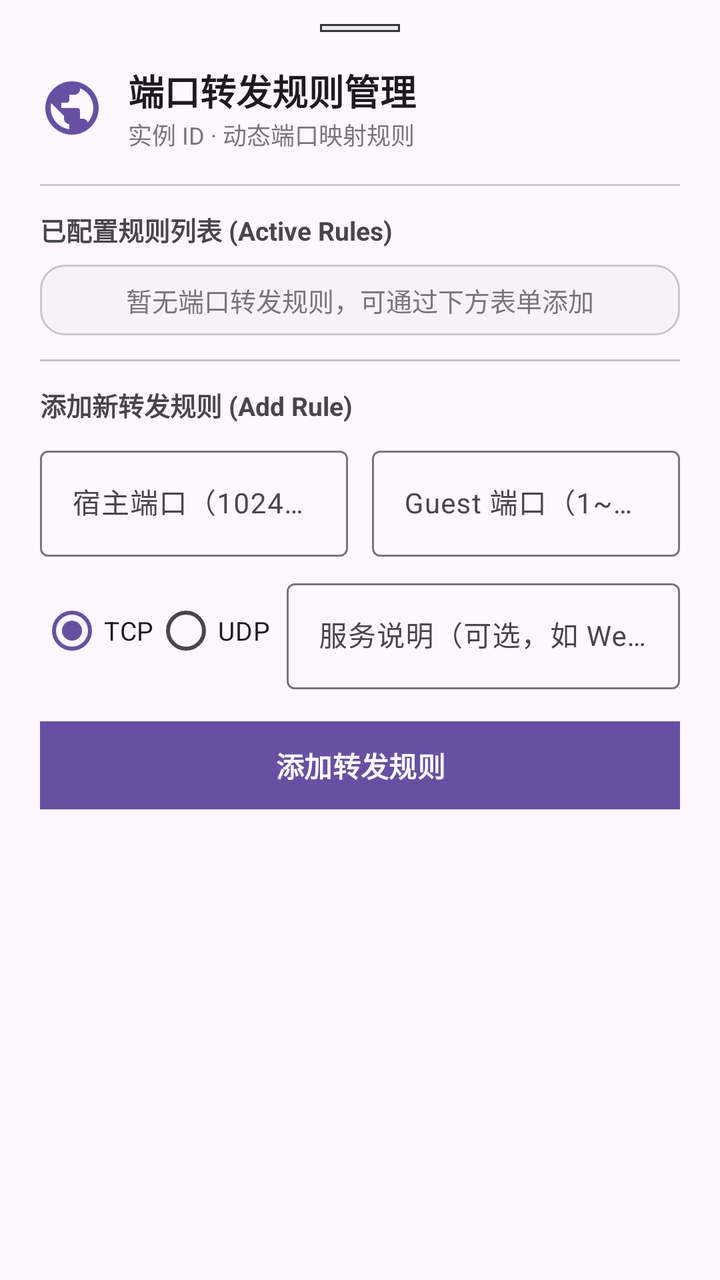
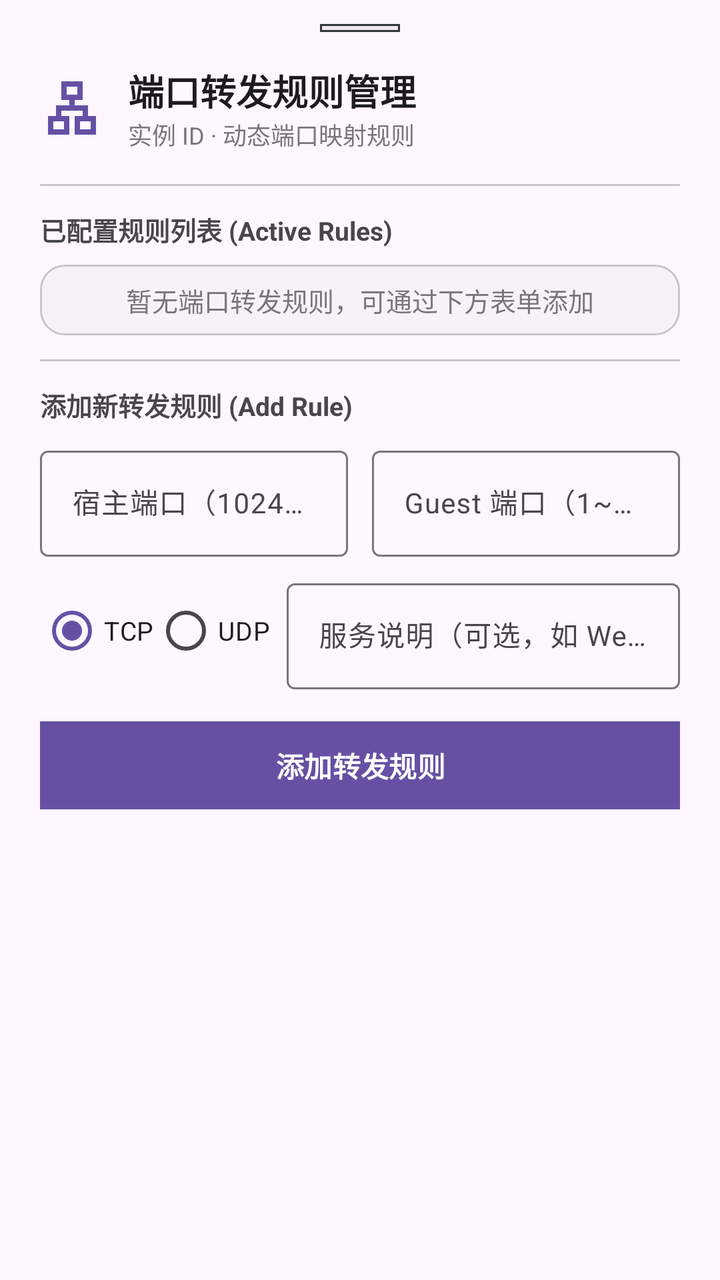

An Android layout rendered at two revisions. The XML below is the earlier revision; the diff shows what the commit changed to produce the second picture.
<!-- AndroidManifest.xml: application theme Theme.Orchestella -->
<!-- res/layout/layout_port_forwarding_sheet.xml -->
<?xml version="1.0" encoding="utf-8"?>
<LinearLayout xmlns:android="http://schemas.android.com/apk/res/android"
    xmlns:app="http://schemas.android.com/apk/res-auto"
    android:layout_width="match_parent"
    android:layout_height="wrap_content"
    android:orientation="vertical"
    android:paddingStart="@dimen/oe_space_xl"
    android:paddingEnd="@dimen/oe_space_xl"
    android:paddingTop="@dimen/oe_space_md"
    android:paddingBottom="28dp">

    
    <View
        android:layout_width="40dp"
        android:layout_height="4dp"
        android:layout_gravity="center_horizontal"
        android:layout_marginBottom="@dimen/oe_space_lg"
        android:background="@drawable/bg_status_badge" />

    
    <LinearLayout
        android:layout_width="match_parent"
        android:layout_height="wrap_content"
        android:orientation="horizontal"
        android:gravity="center_vertical"
        android:layout_marginBottom="@dimen/oe_space_lg">

        <ImageView
            android:layout_width="32dp"
            android:layout_height="32dp"
            android:layout_marginEnd="@dimen/oe_space_md"
            android:src="@drawable/ic_network"
            app:tint="?attr/colorPrimary"
            android:contentDescription="@null" />

        <LinearLayout
            android:layout_width="0dp"
            android:layout_height="wrap_content"
            android:layout_weight="1"
            android:orientation="vertical">

            <TextView
                android:id="@+id/port_sheet_title"
                android:layout_width="wrap_content"
                android:layout_height="wrap_content"
                android:text="@string/port_forwarding_title"
                android:textSize="18sp"
                android:textStyle="bold"
                android:textColor="?attr/colorOnSurface" />

            <TextView
                android:id="@+id/port_sheet_subtitle"
                android:layout_width="wrap_content"
                android:layout_height="wrap_content"
                android:text="实例 ID · 动态端口映射规则"
                android:textSize="12sp"
                android:textColor="?attr/colorOutline" />
        </LinearLayout>
    </LinearLayout>

    <View
        android:layout_width="match_parent"
        android:layout_height="1dp"
        android:layout_marginBottom="@dimen/oe_space_md"
        android:background="?attr/colorOutlineVariant" />

    
    <TextView
        android:layout_width="wrap_content"
        android:layout_height="wrap_content"
        android:text="已配置规则列表 (Active Rules)"
        android:textSize="13sp"
        android:textStyle="bold"
        android:textColor="?attr/colorOnSurfaceVariant"
        android:layout_marginBottom="@dimen/oe_space_sm" />

    
    <LinearLayout
        android:id="@+id/well_port_empty"
        android:layout_width="match_parent"
        android:layout_height="wrap_content"
        android:background="@drawable/bg_oe_well"
        android:orientation="vertical">

        <TextView
            android:id="@+id/tv_no_rules_hint"
            android:layout_width="match_parent"
            android:layout_height="wrap_content"
            android:text="@string/port_forwarding_empty"
            android:textSize="13sp"
            android:textColor="?attr/colorOutline"
            android:paddingTop="@dimen/oe_space_sm"
            android:paddingBottom="@dimen/oe_space_sm"
            android:gravity="center"
            android:visibility="visible" />
    </LinearLayout>

    <androidx.core.widget.NestedScrollView
        android:layout_width="match_parent"
        android:layout_height="wrap_content"
        android:maxHeight="220dp">

        <LinearLayout
            android:id="@+id/container_rules_list"
            android:layout_width="match_parent"
            android:layout_height="wrap_content"
            android:orientation="vertical" />
    </androidx.core.widget.NestedScrollView>

    <View
        android:layout_width="match_parent"
        android:layout_height="1dp"
        android:layout_marginTop="@dimen/oe_space_md"
        android:layout_marginBottom="@dimen/oe_space_md"
        android:background="?attr/colorOutlineVariant" />

    
    <TextView
        android:layout_width="wrap_content"
        android:layout_height="wrap_content"
        android:text="添加新转发规则 (Add Rule)"
        android:textSize="13sp"
        android:textStyle="bold"
        android:textColor="?attr/colorOnSurfaceVariant"
        android:layout_marginBottom="@dimen/oe_space_sm" />

    
    <LinearLayout
        android:layout_width="match_parent"
        android:layout_height="wrap_content"
        android:orientation="horizontal"
        android:baselineAligned="false"
        android:layout_marginBottom="@dimen/oe_space_sm">

        <com.google.android.material.textfield.TextInputLayout
            android:id="@+id/til_host_port"
            style="@style/Widget.Material3.TextInputLayout.OutlinedBox"
            android:layout_width="0dp"
            android:layout_height="wrap_content"
            android:layout_weight="1"
            android:layout_marginEnd="@dimen/oe_icon_inline_gap"
            android:hint="@string/port_forwarding_host_port">

            <com.google.android.material.textfield.TextInputEditText
                android:id="@+id/et_host_port"
                android:layout_width="match_parent"
                android:layout_height="wrap_content"
                android:minHeight="48dp"
                android:inputType="number"
                android:textSize="14sp" />
        </com.google.android.material.textfield.TextInputLayout>

        <com.google.android.material.textfield.TextInputLayout
            android:id="@+id/til_guest_port"
            style="@style/Widget.Material3.TextInputLayout.OutlinedBox"
            android:layout_width="0dp"
            android:layout_height="wrap_content"
            android:layout_weight="1"
            android:layout_marginStart="@dimen/oe_icon_inline_gap"
            android:hint="@string/port_forwarding_guest_port">

            <com.google.android.material.textfield.TextInputEditText
                android:id="@+id/et_guest_port"
                android:layout_width="match_parent"
                android:layout_height="wrap_content"
                android:minHeight="48dp"
                android:inputType="number"
                android:textSize="14sp" />
        </com.google.android.material.textfield.TextInputLayout>
    </LinearLayout>

    
    <LinearLayout
        android:layout_width="match_parent"
        android:layout_height="wrap_content"
        android:orientation="horizontal"
        android:gravity="center_vertical"
        android:layout_marginBottom="@dimen/oe_space_sm">

        <RadioGroup
            android:id="@+id/rg_protocol"
            android:layout_width="wrap_content"
            android:layout_height="wrap_content"
            android:orientation="horizontal"
            android:layout_marginEnd="@dimen/oe_space_sm">

            <RadioButton
                android:id="@+id/rb_tcp"
                android:layout_width="wrap_content"
                android:layout_height="wrap_content"
                android:minHeight="48dp"
                android:checked="true"
                android:text="TCP"
                android:textSize="13sp" />

            <RadioButton
                android:id="@+id/rb_udp"
                android:layout_width="wrap_content"
                android:layout_height="wrap_content"
                android:minHeight="48dp"
                android:text="UDP"
                android:textSize="13sp" />
        </RadioGroup>

        <com.google.android.material.textfield.TextInputLayout
            android:id="@+id/til_description"
            style="@style/Widget.Material3.TextInputLayout.OutlinedBox"
            android:layout_width="0dp"
            android:layout_height="wrap_content"
            android:layout_weight="1"
            android:hint="@string/port_forwarding_desc_hint">

            <com.google.android.material.textfield.TextInputEditText
                android:id="@+id/et_description"
                android:layout_width="match_parent"
                android:layout_height="wrap_content"
                android:minHeight="48dp"
                android:inputType="text"
                android:textSize="14sp" />
        </com.google.android.material.textfield.TextInputLayout>
    </LinearLayout>

    
    <com.google.android.material.button.MaterialButton
        android:id="@+id/btn_add_rule"
        android:layout_width="match_parent"
        android:layout_height="wrap_content"
        android:minHeight="52dp"
        app:cornerRadius="0dp"
        android:text="@string/port_forwarding_add_rule"
        android:textSize="14sp"
        android:textStyle="bold"
        android:layout_marginTop="@dimen/oe_space_xs" />

</LinearLayout>
<!-- resources referenced by this layout -->
<resources>
  <dimen name="oe_icon_inline_gap">6dp</dimen>
  <dimen name="oe_space_lg">16dp</dimen>
  <dimen name="oe_space_md">12dp</dimen>
  <dimen name="oe_space_sm">8dp</dimen>
  <dimen name="oe_space_xl">20dp</dimen>
  <dimen name="oe_space_xs">4dp</dimen>
  <!-- drawable bg_oe_well (drawable) -->
  <?xml version="1.0" encoding="utf-8"?>
  <shape xmlns:android="http://schemas.android.com/apk/res/android"
      android:shape="rectangle">
      <corners android:radius="@dimen/oe_corner_md" />
      <solid android:color="?attr/colorSurfaceContainerLow" />
      <stroke
          android:width="@dimen/oe_stroke_hairline"
          android:color="?attr/colorOutlineVariant" />
  </shape>
  <!-- drawable bg_status_badge (drawable) -->
  <?xml version="1.0" encoding="utf-8"?>
  <shape xmlns:android="http://schemas.android.com/apk/res/android"
      android:shape="rectangle">
      <corners android:radius="0dp" />
      <solid android:color="#20808080" />
      <stroke
          android:width="1dp"
          android:color="#34353D" />
  </shape>
  <!-- drawable ic_network (drawable) -->
  <vector xmlns:android="http://schemas.android.com/apk/res/android"
      android:width="24dp"
      android:height="24dp"
      android:viewportWidth="24"
      android:viewportHeight="24">
    <path
        android:fillColor="#FFFFFFFF"
        android:pathData="M12,2C6.48,2 2,6.48 2,12s4.48,10 10,10 10,-4.48 10,-10S17.52,2 12,2zm-1,17.93c-3.95,-0.49 -7,-3.85 -7,-7.93 0,-0.62 0.08,-1.21 0.21,-1.79L9,15v1c0,1.1 0.9,2 2,2v1.93zm6.9,-2.54c-0.26,-0.81 -1,-1.39 -1.9,-1.39h-1v-3c0,-0.55 -0.45,-1 -1,-1H8v-2h2c0.55,0 1,-0.45 1,-1V7h2c1.1,0 2,-0.9 2,-2v-0.41c2.93,1.19 5,4.06 5,7.41 0,2.08 -0.8,3.97 -2.1,5.39z"/>
  </vector>
  <string name="port_forwarding_add_rule">添加转发规则</string>
  <string name="port_forwarding_desc_hint">服务说明（可选，如 Web 8080）</string>
  <string name="port_forwarding_empty">暂无端口转发规则，可通过下方表单添加</string>
  <string name="port_forwarding_guest_port">Guest 端口（1~65535）</string>
  <string name="port_forwarding_host_port">宿主端口（1024~65535）</string>
  <string name="port_forwarding_title">端口转发规则管理</string>
  <style name="Theme.Orchestella" parent="Theme.Material3.DayNight.NoActionBar">
          <item name="android:fontFamily">sans-serif</item>
          <item name="android:windowActionModeOverlay">true</item>
          <item name="android:statusBarColor">@android:color/transparent</item>
          <item name="android:navigationBarColor">@android:color/transparent</item>
          
          <item name="android:windowAnimationStyle">@style/Animation.Orchestella.Activity</item>
      </style>
  <dimen name="oe_corner_md">12dp</dimen>
  <dimen name="oe_stroke_hairline">1dp</dimen>
  <!-- unchanged entries left out for length: 1 -->
</resources>

<!-- the commit's change to res/layout/layout_port_forwarding_sheet.xml (unified diff, before → after) -->
@@ -29,7 +29,7 @@
             android:layout_width="32dp"
             android:layout_height="32dp"
             android:layout_marginEnd="@dimen/oe_space_md"
-            android:src="@drawable/ic_network"
+            android:src="@drawable/ic_sym_lan"
             app:tint="?attr/colorPrimary"
             android:contentDescription="@null" />
 
<!-- resource entries referenced after the edit -->
@@ -26,15 +26,18 @@
           android:width="1dp"
           android:color="#34353D" />
   </shape>
-  <!-- drawable ic_network (drawable) -->
+  <!-- drawable ic_sym_lan (drawable) -->
   <vector xmlns:android="http://schemas.android.com/apk/res/android"
       android:width="24dp"
       android:height="24dp"
-      android:viewportWidth="24"
-      android:viewportHeight="24">
-    <path
-        android:fillColor="#FFFFFFFF"
-        android:pathData="M12,2C6.48,2 2,6.48 2,12s4.48,10 10,10 10,-4.48 10,-10S17.52,2 12,2zm-1,17.93c-3.95,-0.49 -7,-3.85 -7,-7.93 0,-0.62 0.08,-1.21 0.21,-1.79L9,15v1c0,1.1 0.9,2 2,2v1.93zm6.9,-2.54c-0.26,-0.81 -1,-1.39 -1.9,-1.39h-1v-3c0,-0.55 -0.45,-1 -1,-1H8v-2h2c0.55,0 1,-0.45 1,-1V7h2c1.1,0 2,-0.9 2,-2v-0.41c2.93,1.19 5,4.06 5,7.41 0,2.08 -0.8,3.97 -2.1,5.39z"/>
+      android:viewportWidth="960"
+      android:viewportHeight="960">
+    
+    <group android:translateY="960">
+      <path
+          android:fillColor="?android:attr/colorControlNormal"
+          android:pathData="M120-80v-280h120v-160h200v-80H320v-280h320v280H520v80h200v160h120v280H520v-280h120v-80H320v80h120v280H120Zm280-600h160v-120H400v120ZM200-160h160v-120H200v120Zm400 0h160v-120H600v120ZM480-680ZM360-280Zm240 0Z" />
+    </group>
   </vector>
   <string name="port_forwarding_add_rule">添加转发规则</string>
   <string name="port_forwarding_desc_hint">服务说明（可选，如 Web 8080）</string>
